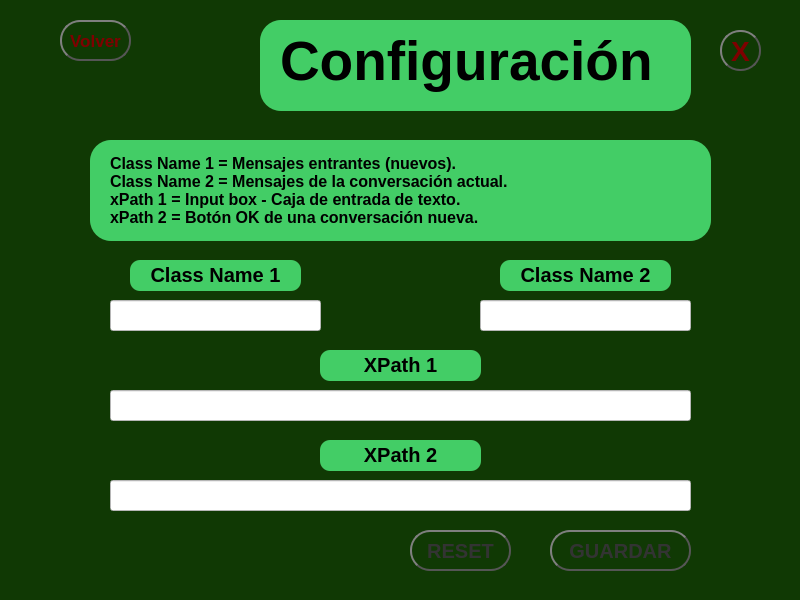
SASOFTCO/ChatBot_WhatsApp, file ui/config_selenium.ui: the form before one commit.
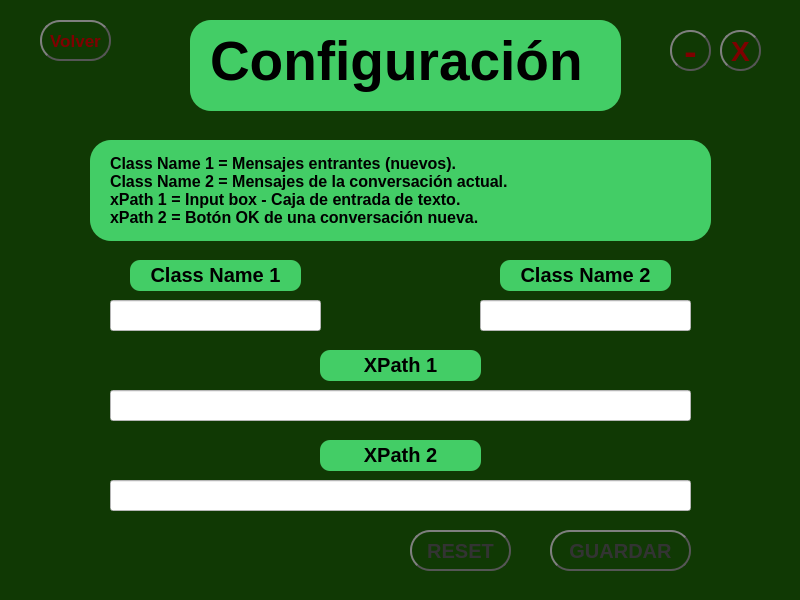
The form after the commit.

Commit message: centrar, minimizar

Patch:
```diff
--- a/ui/config_selenium.ui
+++ b/ui/config_selenium.ui
@@ -38,7 +38,7 @@
    <widget class="QFrame" name="frame">
     <property name="geometry">
      <rect>
-      <x>260</x>
+      <x>190</x>
       <y>20</y>
       <width>431</width>
       <height>91</height>
@@ -81,7 +81,7 @@
    <widget class="QPushButton" name="volverBtn">
     <property name="geometry">
      <rect>
-      <x>60</x>
+      <x>40</x>
       <y>20</y>
       <width>71</width>
       <height>41</height>
@@ -521,6 +521,58 @@
      <string>X</string>
     </property>
    </widget>
+   <widget class="QPushButton" name="minimizarBtn">
+    <property name="geometry">
+     <rect>
+      <x>670</x>
+      <y>30</y>
+      <width>41</width>
+      <height>41</height>
+     </rect>
+    </property>
+    <property name="font">
+     <font>
+      <pointsize>28</pointsize>
+      <weight>75</weight>
+      <bold>true</bold>
+     </font>
+    </property>
+    <property name="styleSheet">
+     <string notr="true">QPushButton {
+    color: rgb(127,0,0);
+    border: 2px solid #555;
+    border-radius: 20px;
+    border-style: outset;
+    background: qradialgradient(
+        cx: 0.3, cy: -0.4, fx: 0.3, fy: -0.4,
+        radius: 1.35, stop: 0 #48dc6e, stop: 1 #39ae57
+        );
+    padding: 5px;
+    }
+
+QPushButton:hover {
+    background: qradialgradient(
+        cx: 0.3, cy: -0.4, fx: 0.3, fy: -0.4,
+        radius: 1.35, stop: 0 #48dc6e, stop: 1 #50f379
+        );
+    }
+
+QPushButton:pressed {
+    border-style: inset;
+    background: qradialgradient(
+        cx: 0.4, cy: -0.1, fx: 0.4, fy: -0.1,
+        radius: 1.35, stop: 0 #48dc6e, stop: 1 #ddd
+        );
+    }
+QPushButton:disabled {
+    background-color: #6a737c;
+    color: #333;
+	}</string>
+    </property>
+    <property name="text">
+     <string>-</string>
+    </property>
+   </widget>
   </widget>
   <widget class="QMenuBar" name="menubar">
    <property name="geometry">
```
Left out of the diff: 2 changed lines with no effect on the pictures. The commit also changes 6 other files.
